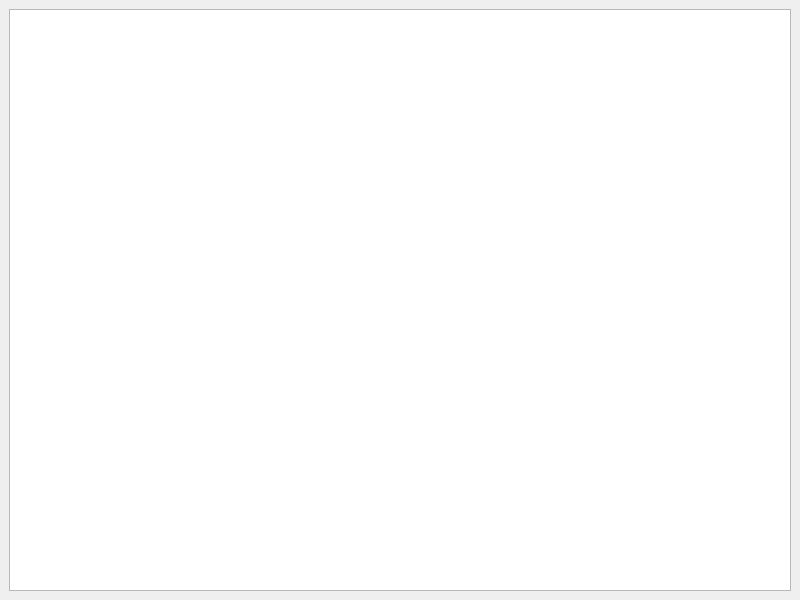
Old version of the form mainwindow.ui in the repository jimga150/NewtonFractal.
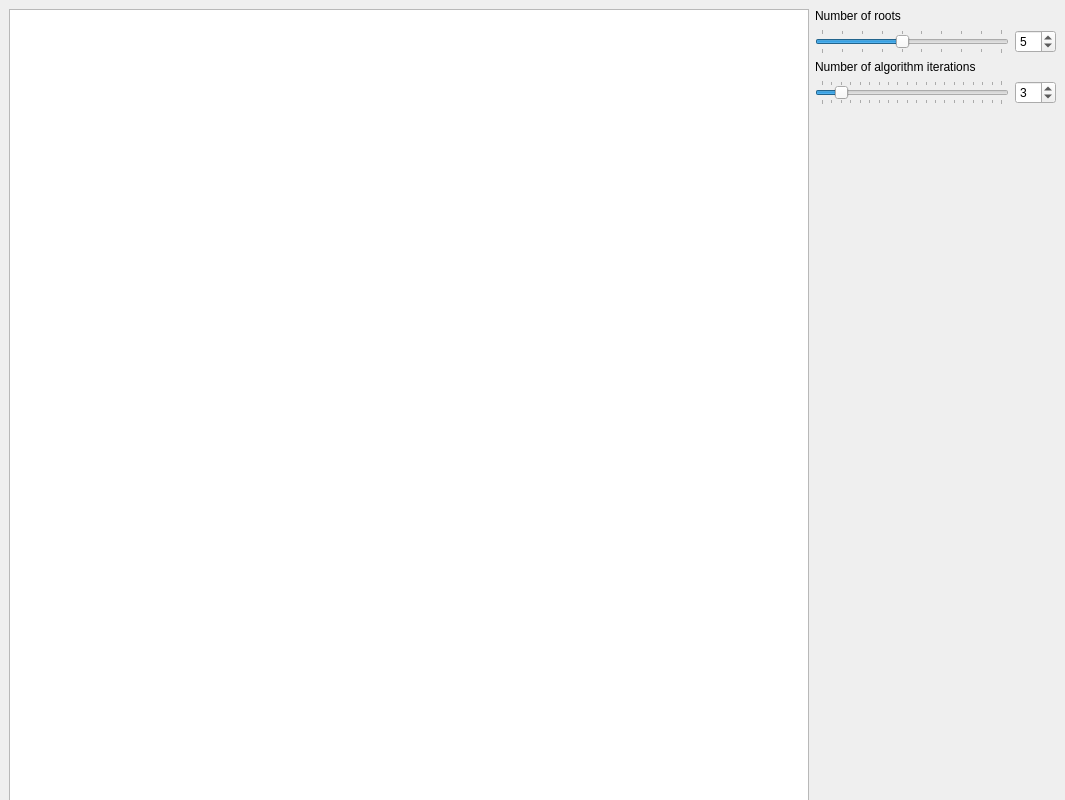
New version of the form.

Commit message: Can change number of roots now

Patch:
```diff
--- a/mainwindow.ui
+++ b/mainwindow.ui
@@ -6,17 +6,140 @@
    <rect>
     <x>0</x>
     <y>0</y>
-    <width>800</width>
-    <height>600</height>
+    <width>1065</width>
+    <height>800</height>
    </rect>
   </property>
+  <property name="minimumSize">
+   <size>
+    <width>800</width>
+    <height>800</height>
+   </size>
+  </property>
   <property name="windowTitle">
    <string>MainWindow</string>
   </property>
   <widget class="QWidget" name="centralwidget">
    <layout class="QGridLayout" name="gridLayout">
     <item row="0" column="0">
-     <widget class="QGraphicsView" name="graphicsView"/>
+     <widget class="QGraphicsView" name="graphicsView">
+      <property name="minimumSize">
+       <size>
+        <width>800</width>
+        <height>800</height>
+       </size>
+      </property>
+     </widget>
+    </item>
+    <item row="0" column="1">
+     <layout class="QGridLayout" name="gridLayout_2">
+      <item row="1" column="0">
+       <widget class="QSlider" name="num_roots_hslider">
+        <property name="minimum">
+         <number>1</number>
+        </property>
+        <property name="maximum">
+         <number>10</number>
+        </property>
+        <property name="pageStep">
+         <number>2</number>
+        </property>
+        <property name="value">
+         <number>5</number>
+        </property>
+        <property name="orientation">
+         <enum>Qt::Horizontal</enum>
+        </property>
+        <property name="tickPosition">
+         <enum>QSlider::TicksBothSides</enum>
+        </property>
+        <property name="tickInterval">
+         <number>1</number>
+        </property>
+       </widget>
+      </item>
+      <item row="1" column="1">
+       <widget class="QSpinBox" name="num_roots_spinbox">
+        <property name="wrapping">
+         <bool>true</bool>
+        </property>
+        <property name="minimum">
+         <number>1</number>
+        </property>
+        <property name="maximum">
+         <number>10</number>
+        </property>
+        <property name="value">
+         <number>5</number>
+        </property>
+       </widget>
+      </item>
+      <item row="2" column="0" colspan="2">
+       <widget class="QLabel" name="label">
+        <property name="text">
+         <string>Number of algorithm iterations</string>
+        </property>
+       </widget>
+      </item>
+      <item row="3" column="1">
+       <widget class="QSpinBox" name="num_iter_spinbox">
+        <property name="wrapping">
+         <bool>true</bool>
+        </property>
+        <property name="minimum">
+         <number>1</number>
+        </property>
+        <property name="maximum">
+         <number>20</number>
+        </property>
+        <property name="value">
+         <number>3</number>
+        </property>
+       </widget>
+      </item>
+      <item row="0" column="0" colspan="2">
+       <widget class="QLabel" name="label_2">
+        <property name="text">
+         <string>Number of roots</string>
+        </property>
+       </widget>
+      </item>
+      <item row="3" column="0">
+       <widget class="QSlider" name="num_iter_hslider">
+        <property name="minimum">
+         <number>1</number>
+        </property>
+        <property name="maximum">
+         <number>20</number>
+        </property>
+        <property name="value">
+         <number>3</number>
+        </property>
+        <property name="orientation">
+         <enum>Qt::Horizontal</enum>
+        </property>
+        <property name="tickPosition">
+         <enum>QSlider::TicksBothSides</enum>
+        </property>
+        <property name="tickInterval">
+         <number>1</number>
+        </property>
+       </widget>
+      </item>
+      <item row="4" column="0" colspan="2">
+       <spacer name="verticalSpacer">
+        <property name="orientation">
+         <enum>Qt::Vertical</enum>
+        </property>
+        <property name="sizeHint" stdset="0">
+         <size>
+          <width>20</width>
+          <height>40</height>
+         </size>
+        </property>
+       </spacer>
+      </item>
+     </layout>
     </item>
    </layout>
   </widget>
```
The commit also changes 5 other files.
